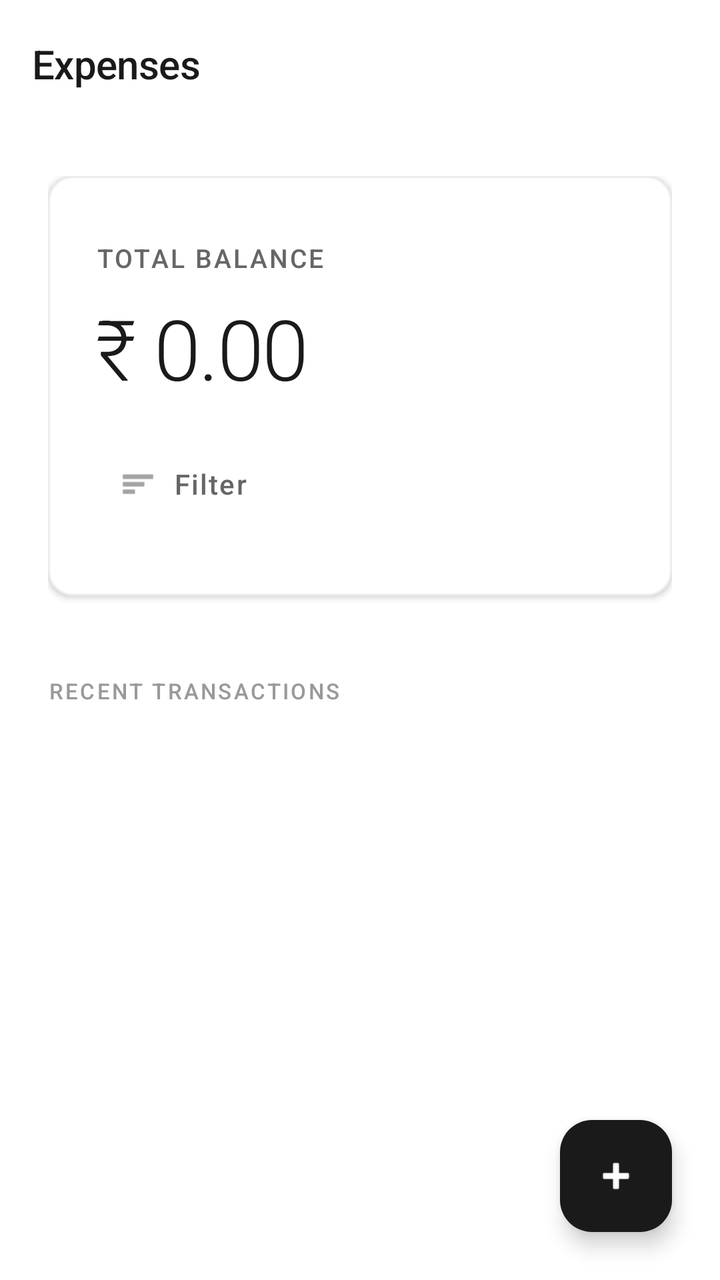
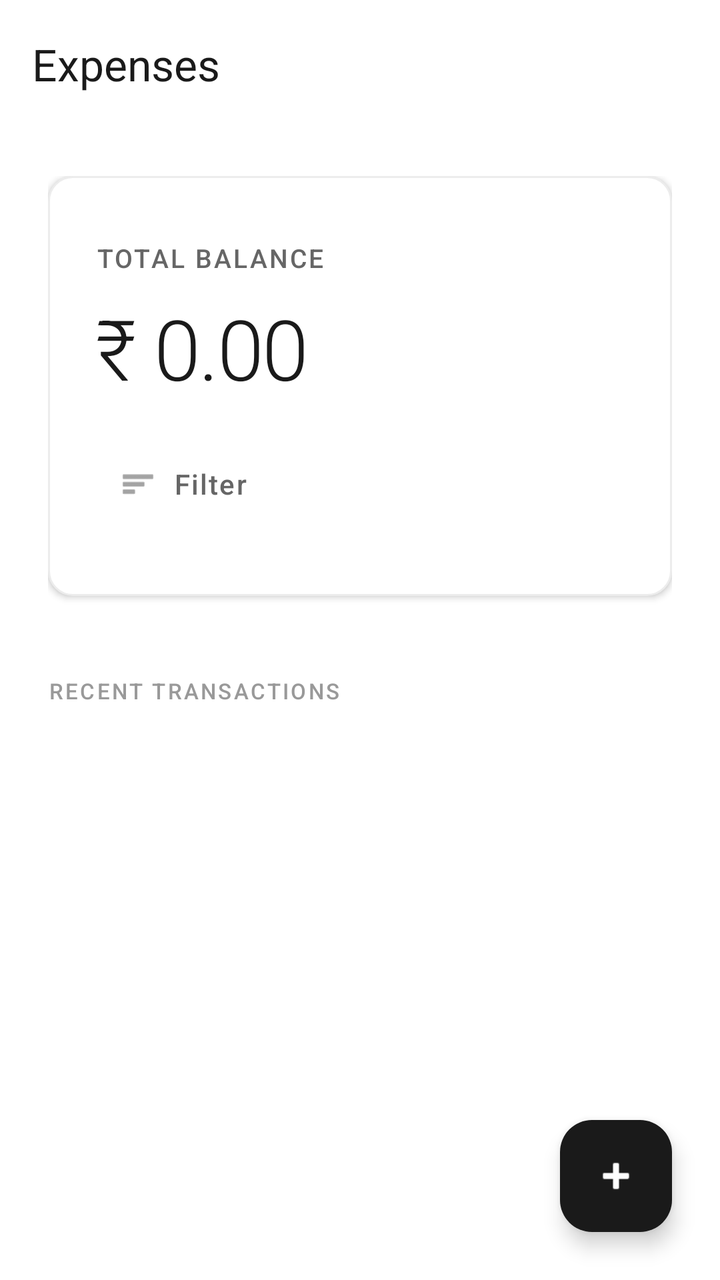

Compare the two renders of this Android layout. The source of the first and the diff that turns it into the second are given below.
<!-- AndroidManifest.xml: application theme Theme.ExpenseTracker.Timeless -->
<!-- res/layout/activity_main.xml -->
<?xml version="1.0" encoding="utf-8"?>
<androidx.coordinatorlayout.widget.CoordinatorLayout xmlns:android="http://schemas.android.com/apk/res/android"
    xmlns:app="http://schemas.android.com/apk/res-auto"
    android:layout_width="match_parent"
    android:layout_height="match_parent"
    android:background="@color/timeless_white">

    
    <com.google.android.material.appbar.AppBarLayout
        android:id="@+id/appBar"
        android:layout_width="match_parent"
        android:layout_height="wrap_content"
        android:background="@color/timeless_white"
        android:elevation="0dp"
        app:elevation="0dp">

        <com.google.android.material.appbar.MaterialToolbar
            android:id="@+id/toolbar"
            android:layout_width="match_parent"
            android:layout_height="?attr/actionBarSize"
            android:background="@color/timeless_white"
            app:title="Expenses"
            app:titleTextColor="@color/timeless_text_primary"
            app:titleTextAppearance="@style/Timeless.Toolbar.Title" />

    </com.google.android.material.appbar.AppBarLayout>

    
    <androidx.core.widget.NestedScrollView
        android:layout_width="match_parent"
        android:layout_height="match_parent"
        android:fillViewport="true"
        app:layout_behavior="@string/appbar_scrolling_view_behavior">

        <LinearLayout
            android:layout_width="match_parent"
            android:layout_height="wrap_content"
            android:orientation="vertical"
            android:padding="24dp">

            
            <LinearLayout
                android:layout_width="match_parent"
                android:layout_height="wrap_content"
                android:orientation="vertical"
                android:paddingVertical="32dp"
                android:paddingHorizontal="24dp"
                android:background="@drawable/timeless_card_bg"
                android:elevation="2dp">

                <TextView
                    android:layout_width="wrap_content"
                    android:layout_height="wrap_content"
                    android:text="Total Balance"
                    android:textSize="13sp"
                    android:textColor="@color/timeless_text_secondary"
                    android:letterSpacing="0.08"
                    android:fontFamily="sans-serif-medium"
                    android:textAllCaps="true" />

                <TextView
                    android:id="@+id/tvTotalAmount"
                    android:layout_width="wrap_content"
                    android:layout_height="wrap_content"
                    android:text="₹ 0.00"
                    android:textSize="42sp"
                    android:textColor="@color/timeless_text_primary"
                    android:fontFamily="sans-serif-light"
                    android:letterSpacing="-0.02"
                    android:layout_marginTop="8dp" />

                
                <com.google.android.material.button.MaterialButton
                    android:id="@+id/btnFilter"
                    style="@style/Widget.Material3.Button.TextButton"
                    android:layout_width="wrap_content"
                    android:layout_height="48dp"
                    android:text="Filter"
                    android:textColor="@color/timeless_text_secondary"
                    android:textSize="14sp"
                    android:letterSpacing="0.05"
                    android:fontFamily="sans-serif-medium"
                    app:icon="@android:drawable/ic_menu_sort_by_size"
                    app:iconTint="@color/timeless_text_secondary"
                    app:iconGravity="start"
                    app:iconPadding="8dp"
                    app:rippleColor="@color/timeless_gold_subtle"
                    android:layout_marginTop="16dp" />

            </LinearLayout>

            
            <TextView
                android:layout_width="wrap_content"
                android:layout_height="wrap_content"
                android:text="Recent Transactions"
                android:textSize="11sp"
                android:textColor="@color/timeless_text_tertiary"
                android:letterSpacing="0.1"
                android:fontFamily="sans-serif-medium"
                android:textAllCaps="true"
                android:layout_marginTop="40dp"
                android:layout_marginBottom="16dp" />

            
            <TextView
                android:id="@+id/tvEmpty"
                android:layout_width="match_parent"
                android:layout_height="wrap_content"
                android:text="No expenses yet"
                android:textSize="15sp"
                android:textColor="@color/timeless_text_tertiary"
                android:fontFamily="sans-serif"
                android:gravity="center"
                android:padding="48dp"
                android:visibility="gone" />

            
            <androidx.recyclerview.widget.RecyclerView
                android:id="@+id/recyclerView"
                android:layout_width="match_parent"
                android:layout_height="wrap_content"
                android:clipToPadding="false"
                android:nestedScrollingEnabled="false" />

            
            <com.google.android.material.card.MaterialCardView
                android:id="@+id/layoutCategorySummary"
                android:layout_width="match_parent"
                android:layout_height="wrap_content"
                android:layout_marginTop="24dp"
                android:visibility="gone"
                app:cardBackgroundColor="@color/timeless_off_white"
                app:cardCornerRadius="12dp"
                app:cardElevation="0dp"
                app:strokeWidth="0dp">

                <LinearLayout
                    android:layout_width="match_parent"
                    android:layout_height="wrap_content"
                    android:orientation="vertical"
                    android:padding="20dp">

                    <TextView
                        android:layout_width="wrap_content"
                        android:layout_height="wrap_content"
                        android:text="Summary by Category"
                        android:textSize="11sp"
                        android:textColor="@color/timeless_text_tertiary"
                        android:letterSpacing="0.1"
                        android:fontFamily="sans-serif-medium"
                        android:textAllCaps="true"
                        android:layout_marginBottom="16dp" />

                    <androidx.recyclerview.widget.RecyclerView
                        android:id="@+id/rvCategorySummary"
                        android:layout_width="match_parent"
                        android:layout_height="wrap_content"
                        android:nestedScrollingEnabled="false" />

                </LinearLayout>

            </com.google.android.material.card.MaterialCardView>

        </LinearLayout>

    </androidx.core.widget.NestedScrollView>

    
    <com.google.android.material.floatingactionbutton.FloatingActionButton
        android:id="@+id/fabAdd"
        android:layout_width="wrap_content"
        android:layout_height="wrap_content"
        android:layout_gravity="bottom|end"
        android:layout_margin="24dp"
        android:contentDescription="Add Expense"
        android:src="@android:drawable/ic_input_add"
        app:backgroundTint="@color/timeless_charcoal"
        app:tint="@color/timeless_white"
        app:elevation="6dp"
        app:borderWidth="0dp" />

</androidx.coordinatorlayout.widget.CoordinatorLayout>
<!-- resources referenced by this layout -->
<resources>
  <color name="timeless_charcoal">#1A1A1A</color>
  <color name="timeless_gold_subtle">#F5F1E8</color>
  <color name="timeless_off_white">#FAFAFA</color>
  <color name="timeless_text_primary">#1A1A1A</color>
  <color name="timeless_text_secondary">#666666</color>
  <color name="timeless_text_tertiary">#999999</color>
  <color name="timeless_white">#FFFFFF</color>
  <!-- drawable timeless_card_bg (drawable) -->
  <?xml version="1.0" encoding="utf-8"?>
  <shape xmlns:android="http://schemas.android.com/apk/res/android">
      <solid android:color="@color/timeless_white" />
      <corners android:radius="12dp" />
      <stroke
          android:width="1dp"
          android:color="@color/timeless_border" />
  </shape>
  <style name="Timeless.Toolbar.Title">
          <item name="android:textSize">20sp</item>
          <item name="android:textColor">@color/timeless_text_primary</item>
          <item name="android:fontFamily">sans-serif-medium</item>
          <item name="android:letterSpacing">-0.01</item>
      </style>
  <style name="Theme.ExpenseTracker.Timeless" parent="Theme.Material3.Light.NoActionBar">
          <item name="colorPrimary">@color/timeless_charcoal</item>
          <item name="colorOnPrimary">@color/timeless_white</item>
          <item name="colorSecondary">@color/timeless_gold</item>
          <item name="colorOnSecondary">@color/timeless_white</item>
          <item name="android:colorBackground">@color/timeless_white</item>
          <item name="colorSurface">@color/timeless_white</item>
          <item name="colorOnSurface">@color/timeless_text_primary</item>
          
          
          <item name="android:statusBarColor">@color/timeless_white</item>
          <item name="android:windowLightStatusBar">true</item>
          
          
          <item name="android:navigationBarColor">@color/timeless_white</item>
          <item name="android:windowLightNavigationBar">true</item>
          
          
          <item name="textAppearanceHeadline1">@style/Timeless.Text.Headline1</item>
          <item name="textAppearanceHeadline2">@style/Timeless.Text.Headline2</item>
          <item name="textAppearanceBody1">@style/Timeless.Text.Body1</item>
          <item name="textAppearanceBody2">@style/Timeless.Text.Body2</item>
          <item name="textAppearanceCaption">@style/Timeless.Text.Caption</item>
      </style>
  <color name="timeless_border">#ECECEC</color>
  <color name="timeless_gold">#B8935E</color>
  <style name="Timeless.Text.Headline1">
          <item name="android:textSize">42sp</item>
          <item name="android:textColor">@color/timeless_text_primary</item>
          <item name="android:fontFamily">sans-serif-light</item>
          <item name="android:letterSpacing">-0.02</item>
      </style>
  <style name="Timeless.Text.Headline2">
          <item name="android:textSize">24sp</item>
          <item name="android:textColor">@color/timeless_text_primary</item>
          <item name="android:fontFamily">sans-serif-light</item>
          <item name="android:letterSpacing">-0.01</item>
      </style>
  <style name="Timeless.Text.Body1">
          <item name="android:textSize">15sp</item>
          <item name="android:textColor">@color/timeless_text_primary</item>
          <item name="android:fontFamily">sans-serif</item>
          <item name="android:letterSpacing">0</item>
      </style>
  <style name="Timeless.Text.Body2">
          <item name="android:textSize">13sp</item>
          <item name="android:textColor">@color/timeless_text_secondary</item>
          <item name="android:fontFamily">sans-serif</item>
          <item name="android:letterSpacing">0</item>
      </style>
  <style name="Timeless.Text.Caption">
          <item name="android:textSize">11sp</item>
          <item name="android:textColor">@color/timeless_text_tertiary</item>
          <item name="android:fontFamily">sans-serif-medium</item>
          <item name="android:letterSpacing">0.1</item>
          <item name="android:textAllCaps">true</item>
      </style>
</resources>

<!-- the commit's change to res/layout/activity_main.xml (unified diff, before → after) -->
@@ -20,8 +20,7 @@
             android:layout_height="?attr/actionBarSize"
             android:background="@color/timeless_white"
             app:title="Expenses"
-            app:titleTextColor="@color/timeless_text_primary"
-            app:titleTextAppearance="@style/Timeless.Toolbar.Title" />
+            app:titleTextColor="@color/timeless_text_primary" />
 
     </com.google.android.material.appbar.AppBarLayout>
 
<!-- resource entries referenced after the edit -->
@@ -16,12 +16,6 @@
           android:width="1dp"
           android:color="@color/timeless_border" />
   </shape>
-  <style name="Timeless.Toolbar.Title">
-          <item name="android:textSize">20sp</item>
-          <item name="android:textColor">@color/timeless_text_primary</item>
-          <item name="android:fontFamily">sans-serif-medium</item>
-          <item name="android:letterSpacing">-0.01</item>
-      </style>
   <style name="Theme.ExpenseTracker.Timeless" parent="Theme.Material3.Light.NoActionBar">
           <item name="colorPrimary">@color/timeless_charcoal</item>
           <item name="colorOnPrimary">@color/timeless_white</item>
@@ -38,46 +32,8 @@
           
           <item name="android:navigationBarColor">@color/timeless_white</item>
           <item name="android:windowLightNavigationBar">true</item>
-          
-          
-          <item name="textAppearanceHeadline1">@style/Timeless.Text.Headline1</item>
-          <item name="textAppearanceHeadline2">@style/Timeless.Text.Headline2</item>
-          <item name="textAppearanceBody1">@style/Timeless.Text.Body1</item>
-          <item name="textAppearanceBody2">@style/Timeless.Text.Body2</item>
-          <item name="textAppearanceCaption">@style/Timeless.Text.Caption</item>
       </style>
   <color name="timeless_border">#ECECEC</color>
   <color name="timeless_gold">#B8935E</color>
-  <style name="Timeless.Text.Headline1">
-          <item name="android:textSize">42sp</item>
-          <item name="android:textColor">@color/timeless_text_primary</item>
-          <item name="android:fontFamily">sans-serif-light</item>
-          <item name="android:letterSpacing">-0.02</item>
-      </style>
-  <style name="Timeless.Text.Headline2">
-          <item name="android:textSize">24sp</item>
-          <item name="android:textColor">@color/timeless_text_primary</item>
-          <item name="android:fontFamily">sans-serif-light</item>
-          <item name="android:letterSpacing">-0.01</item>
-      </style>
-  <style name="Timeless.Text.Body1">
-          <item name="android:textSize">15sp</item>
-          <item name="android:textColor">@color/timeless_text_primary</item>
-          <item name="android:fontFamily">sans-serif</item>
-          <item name="android:letterSpacing">0</item>
-      </style>
-  <style name="Timeless.Text.Body2">
-          <item name="android:textSize">13sp</item>
-          <item name="android:textColor">@color/timeless_text_secondary</item>
-          <item name="android:fontFamily">sans-serif</item>
-          <item name="android:letterSpacing">0</item>
-      </style>
-  <style name="Timeless.Text.Caption">
-          <item name="android:textSize">11sp</item>
-          <item name="android:textColor">@color/timeless_text_tertiary</item>
-          <item name="android:fontFamily">sans-serif-medium</item>
-          <item name="android:letterSpacing">0.1</item>
-          <item name="android:textAllCaps">true</item>
-      </style>
 </resources>
 
